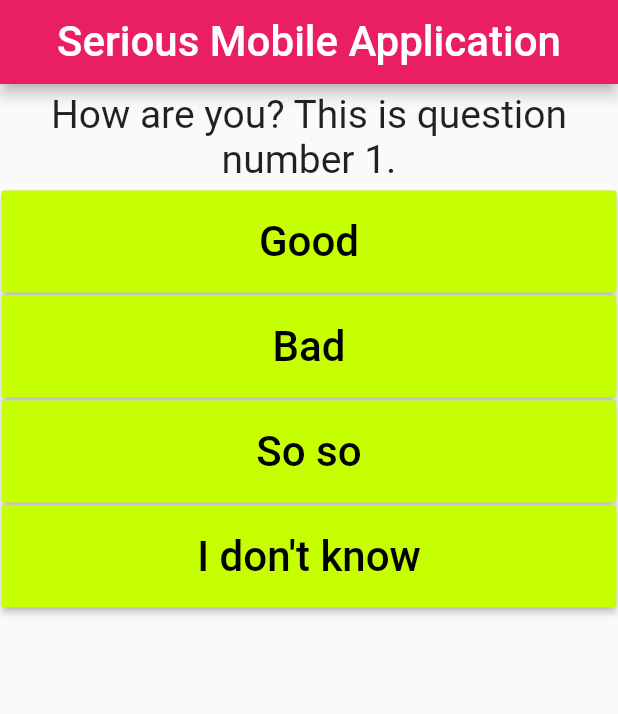
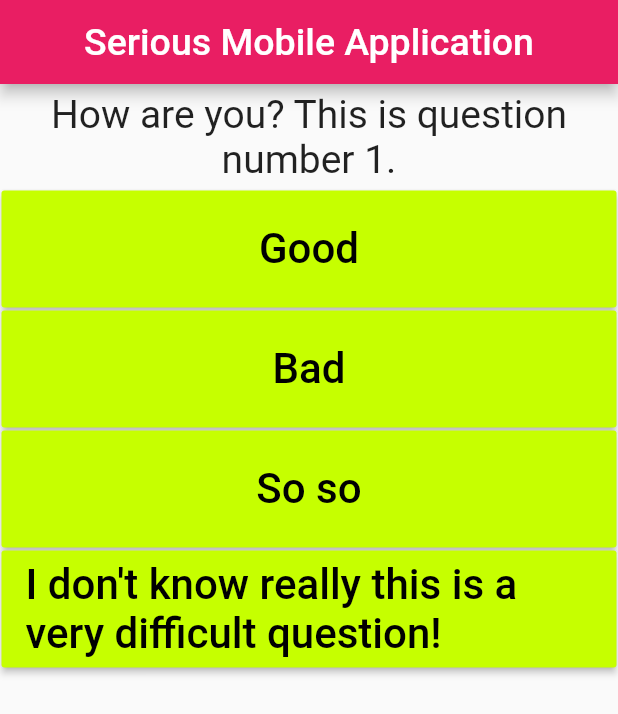
Before and after one commit to aspesivtsev/flutter_test_app, a Flutter app: the screen it shows after launch, on a phone screen of 412 x 824 dp. Shown: the top 714 px of the screen. Run offline on Flutter 3.47's test engine with Material 2 defaults, Android fonts, the phone set to English and light mode, and no system bars.

Commit message:
button height added

```diff
--- a/lib/answer.dart
+++ b/lib/answer.dart
@@ -9,10 +9,11 @@ class Answer extends StatelessWidget {
 
   @override
   Widget build(BuildContext context) {
-    return Container(
+    var container = Container(
       width: double.infinity,
       margin: EdgeInsets.all(1),
       padding: EdgeInsets.all(0),
+      height: 78,
       child: new MaterialButton(
         //used RaisedButton but RaisedButton does not have height property for button
         child: Text(
@@ -22,8 +23,8 @@ class Answer extends StatelessWidget {
         onPressed: selectHandler,
         color: Colors.limeAccent[400],
         textColor: Colors.black,
-        height: 68,
       ),
     );
+    return container;
   }
 }
--- a/lib/main.dart
+++ b/lib/main.dart
@@ -29,7 +29,12 @@ class _MyAppState extends State<MyApp> {
     const questions = const [
       {
         "questionText": "How are you? This is question number 1.",
-        "answers": ["Good", "Bad", "So so", "I don't know"],
+        "answers": [
+          "Good",
+          "Bad",
+          "So so",
+          "I don't know really this is a very difficult question!"
+        ],
       },
       {
         "questionText": "What is your name? This is question numer 2.",
@@ -56,7 +61,7 @@ class _MyAppState extends State<MyApp> {
         appBar: AppBar(
           title: Text(
             "Serious Mobile Application",
-            style: TextStyle(fontSize: 28),
+            style: TextStyle(fontSize: 25),
           ),
           centerTitle: true,
           backgroundColor: Colors.pink,
```
Also changed, not shown: pubspec.lock.
